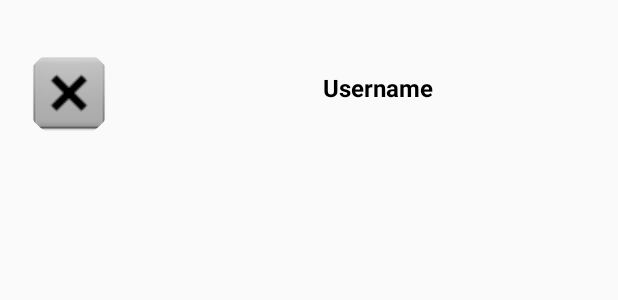
After one commit to lunay0ung/KotlinMessenger, an Android app: the layout user_row_new_message.xml on its own in the app's theme, with its tools: preview values and no code run, on a phone screen of 412 x 824 dp. The commit adds this screen. Shown: the top 300 px of the screen. Run offline under Robolectric (Android 15) with nearby library versions, the phone set to English and light mode, and no system bars.

Commit message:
tutorial #4 > fetch user data from firebase database and display them using recyclerview / groupie, picasso library added

```diff
--- a/app/src/main/java/com/example/KotlinMessenger/LatestMessagesActivity.kt
+++ b/app/src/main/java/com/example/KotlinMessenger/LatestMessagesActivity.kt
@@ -24,7 +24,7 @@ class LatestMessagesActivity : AppCompatActivity() {
     private fun verifyUserInLoggedIn(){
         //유저가 로그인했는지 확인한다
         val uid = FirebaseAuth.getInstance().uid
-        if(uid == null) { //유저가 로그인하지 않은 상태
+        if(uid == null) { //유저가 로그인하지 않은 상태라면 회원가입 화면으로 이동한다
             startActivity(Intent(this, RegisterActivity::class.java).addFlags(Intent.FLAG_ACTIVITY_CLEAR_TASK.or(Intent.FLAG_ACTIVITY_NEW_TASK)))
         }
     }//verifyUserInLoggedIn
@@ -32,7 +32,7 @@ class LatestMessagesActivity : AppCompatActivity() {
     override fun onOptionsItemSelected(item: MenuItem?): Boolean {
         when (item?.itemId) {
             R.id.menu_new_message -> {
-
+                startActivity(Intent(this, NewMessageActivity::class.java))
             }
 
             R.id.menu_sign_out -> {
--- a/app/src/main/java/com/example/KotlinMessenger/RegisterActivity.kt
+++ b/app/src/main/java/com/example/KotlinMessenger/RegisterActivity.kt
@@ -155,4 +155,8 @@ class RegisterActivity : AppCompatActivity() {
 }//RegisterActivity
 
 
-class User(val uid: String, val username: String, val profileImageUrl: String)
+class User(val uid: String, val username: String, val profileImageUrl: String) {
+
+    //유저 클래스 생성자
+    constructor() : this("", "", "")
+}
--- /dev/null
+++ b/app/src/main/res/layout/user_row_new_message.xml
@@ -0,0 +1,38 @@
+<?xml version="1.0" encoding="utf-8"?>
+<androidx.constraintlayout.widget.ConstraintLayout
+        xmlns:android="http://schemas.android.com/apk/res/android"
+        xmlns:app="http://schemas.android.com/apk/res-auto"
+        xmlns:tools="http://schemas.android.com/tools"
+        android:orientation="vertical"
+        android:layout_width="match_parent"
+        android:layout_height="wrap_content"
+        android:layout_marginTop="16dp">
+
+
+    <TextView
+            android:text="Username"
+            android:layout_width="wrap_content"
+            android:layout_height="wrap_content"
+            android:id="@+id/username_textview_new_message"
+            android:layout_marginBottom="8dp"
+            android:layout_marginLeft="16dp"
+            android:layout_marginRight="16dp"
+            android:layout_marginStart="16dp"
+            android:textStyle="bold"
+            app:layout_constraintBottom_toBottomOf="@id/imageview_new_message"
+            app:layout_constraintEnd_toEndOf="parent"
+            app:layout_constraintStart_toEndOf="@id/imageview_new_message"
+            app:layout_constraintTop_toTopOf="@id/imageview_new_message"
+            android:textSize="16dp" android:textColor="@android:color/black"/>
+
+    <de.hdodenhof.circleimageview.CircleImageView
+            android:layout_width="60dp"
+            android:layout_height="60dp"
+            app:srcCompat="@android:drawable/btn_dialog"
+            android:layout_marginLeft="16dp"
+            android:layout_marginStart="16dp"
+            android:layout_marginTop="16dp"
+            app:layout_constraintStart_toStartOf="parent"
+            app:layout_constraintTop_toTopOf="parent"
+            android:id="@+id/imageview_new_message"/>
+</androidx.constraintlayout.widget.ConstraintLayout>
```
Also changed, not shown: app/src/main/AndroidManifest.xml (+8 -3 lines), app/src/main/java/com/example/KotlinMessenger/NewMessageActivity.kt (added, +88 -0 lines), app/src/main/res/layout/activity_new_message.xml (added, +19 -0 lines), 1 other file.
